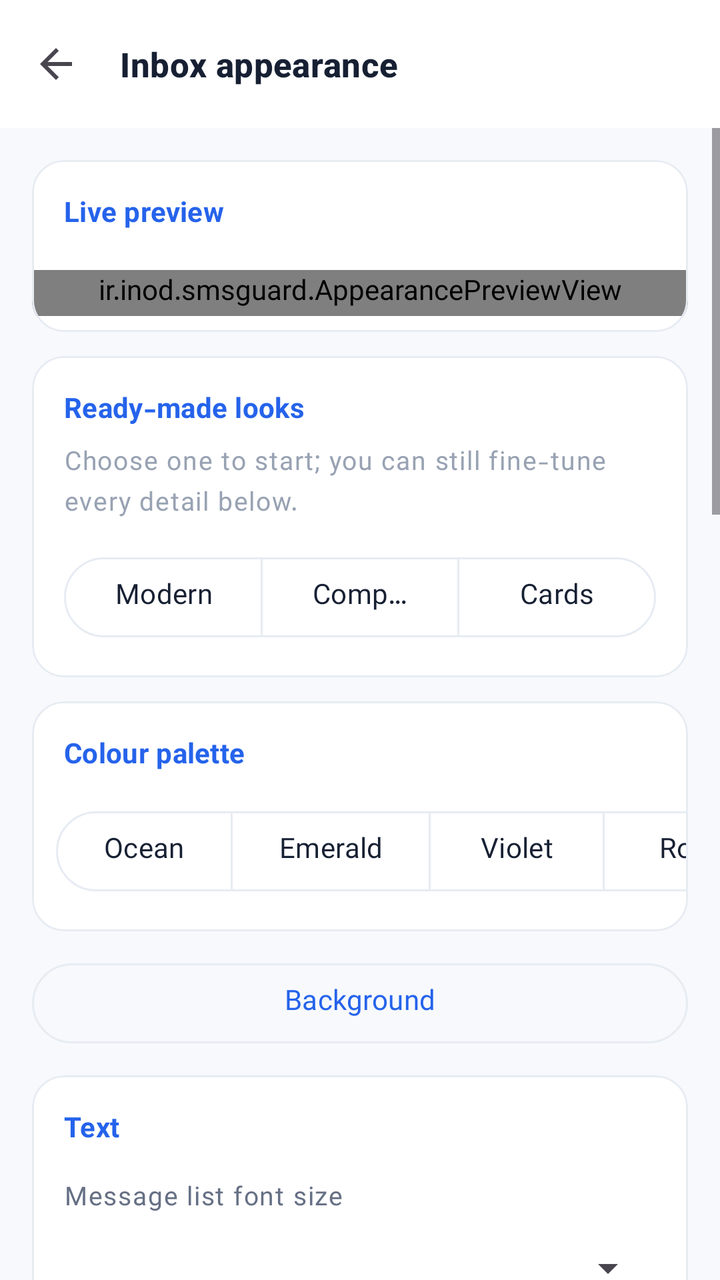
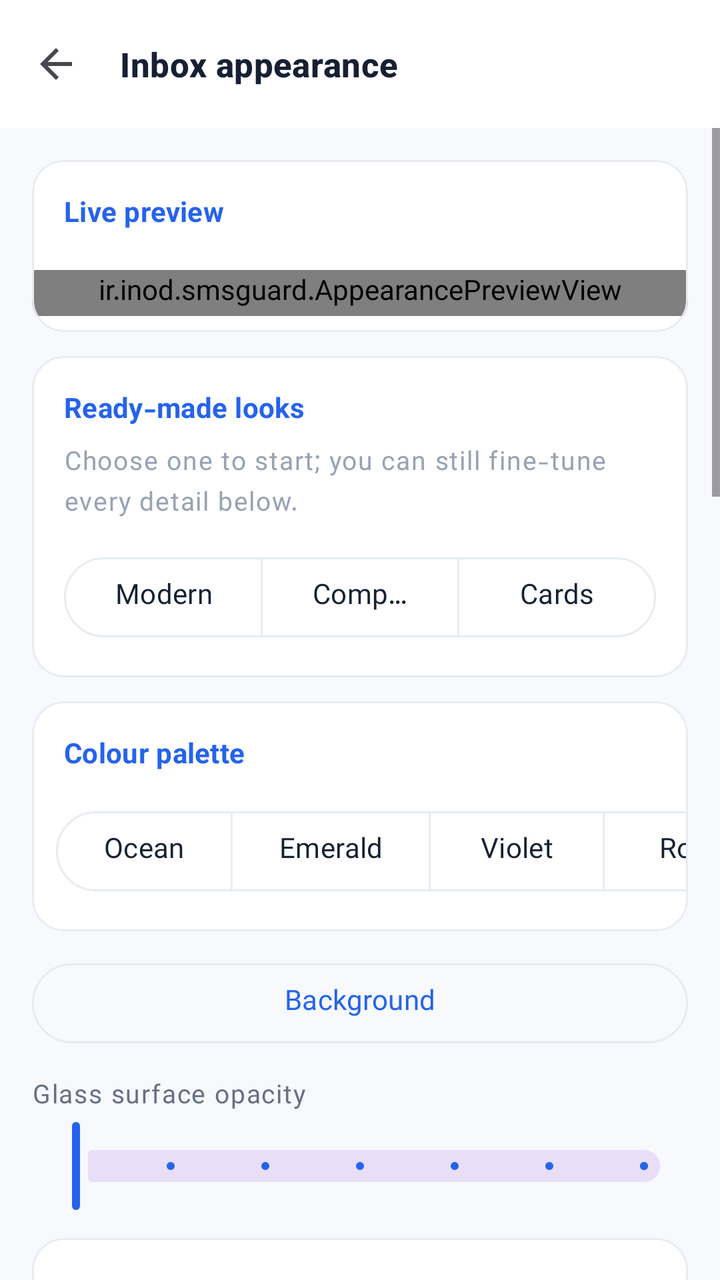

An Android layout rendered at two revisions. The XML below is the earlier revision; the diff shows what the commit changed to produce the second picture.
<!-- AndroidManifest.xml: application theme Theme.SmsGuard -->
<!-- res/layout/activity_appearance.xml -->
<?xml version="1.0" encoding="utf-8"?>
<LinearLayout xmlns:android="http://schemas.android.com/apk/res/android"
    xmlns:app="http://schemas.android.com/apk/res-auto"
    android:layout_width="match_parent"
    android:layout_height="match_parent"
    android:background="@color/screen_bg"
    android:orientation="vertical">

    <com.google.android.material.appbar.MaterialToolbar
        android:id="@+id/toolbar"
        android:layout_width="match_parent"
        android:layout_height="@dimen/appbar_height"
        android:background="@color/card_bg"
        app:navigationIcon="?attr/homeAsUpIndicator"
        app:title="@string/appearance_section"
        app:titleTextAppearance="@style/TextAppearance.SmsGuard.Title"
        app:titleTextColor="@color/text_primary" />

    <ScrollView
        android:layout_width="match_parent"
        android:layout_height="0dp"
        android:layout_weight="1"
        android:clipToPadding="false"
        android:paddingBottom="@dimen/space_24">

        <LinearLayout
            android:layout_width="match_parent"
            android:layout_height="wrap_content"
            android:orientation="vertical"
            android:padding="@dimen/gutter">

            
            <com.google.android.material.card.MaterialCardView
                style="@style/Widget.SmsGuard.Card"
                android:layout_width="match_parent"
                android:layout_height="wrap_content">

                <LinearLayout
                    android:layout_width="match_parent"
                    android:layout_height="wrap_content"
                    android:orientation="vertical"
                    android:paddingBottom="@dimen/space_8">

                    <TextView
                        android:layout_width="match_parent"
                        android:layout_height="wrap_content"
                        android:padding="@dimen/space_16"
                        android:text="@string/preview_title"
                        android:textAppearance="@style/TextAppearance.SmsGuard.Section" />

                    <ir.inod.smsguard.AppearancePreviewView
                        android:id="@+id/preview"
                        android:layout_width="match_parent"
                        android:layout_height="wrap_content" />
                </LinearLayout>
            </com.google.android.material.card.MaterialCardView>

            
            <com.google.android.material.card.MaterialCardView
                style="@style/Widget.SmsGuard.Card"
                android:layout_width="match_parent"
                android:layout_height="wrap_content"
                android:layout_marginTop="@dimen/space_12">

                <LinearLayout
                    android:layout_width="match_parent"
                    android:layout_height="wrap_content"
                    android:orientation="vertical"
                    android:padding="@dimen/space_16">

                    <TextView
                        android:layout_width="match_parent"
                        android:layout_height="wrap_content"
                        android:text="@string/appearance_presets"
                        android:textAppearance="@style/TextAppearance.SmsGuard.Section" />

                    <TextView
                        android:layout_width="match_parent"
                        android:layout_height="wrap_content"
                        android:layout_marginTop="@dimen/space_4"
                        android:text="@string/appearance_presets_hint"
                        android:textAppearance="@style/TextAppearance.SmsGuard.Hint" />

                    <com.google.android.material.button.MaterialButtonToggleGroup
                        android:id="@+id/presetGroup"
                        android:layout_width="match_parent"
                        android:layout_height="wrap_content"
                        android:layout_marginTop="@dimen/space_12"
                        app:selectionRequired="false"
                        app:singleSelection="true">

                        <com.google.android.material.button.MaterialButton
                            android:id="@+id/buttonPresetModern"
                            style="@style/Widget.Material3.Button.OutlinedButton"
                            android:layout_width="0dp"
                            android:layout_height="wrap_content"
                            android:layout_weight="1"
                            android:minHeight="@dimen/touch_target"
                            android:text="@string/preset_modern" />

                        <com.google.android.material.button.MaterialButton
                            android:id="@+id/buttonPresetCompact"
                            style="@style/Widget.Material3.Button.OutlinedButton"
                            android:layout_width="0dp"
                            android:layout_height="wrap_content"
                            android:layout_weight="1"
                            android:minHeight="@dimen/touch_target"
                            android:text="@string/preset_compact" />

                        <com.google.android.material.button.MaterialButton
                            android:id="@+id/buttonPresetCards"
                            style="@style/Widget.Material3.Button.OutlinedButton"
                            android:layout_width="0dp"
                            android:layout_height="wrap_content"
                            android:layout_weight="1"
                            android:minHeight="@dimen/touch_target"
                            android:text="@string/preset_cards" />
                    </com.google.android.material.button.MaterialButtonToggleGroup>
                </LinearLayout>
            </com.google.android.material.card.MaterialCardView>

            <com.google.android.material.card.MaterialCardView
                style="@style/Widget.SmsGuard.Card"
                android:layout_width="match_parent"
                android:layout_height="wrap_content"
                android:layout_marginTop="@dimen/space_12">

                <LinearLayout
                    android:layout_width="match_parent"
                    android:layout_height="wrap_content"
                    android:orientation="vertical"
                    android:paddingTop="@dimen/space_16"
                    android:paddingBottom="@dimen/space_16">

                    <TextView
                        android:layout_width="match_parent"
                        android:layout_height="wrap_content"
                        android:paddingStart="@dimen/space_16"
                        android:paddingEnd="@dimen/space_16"
                        android:text="@string/color_palettes"
                        android:textAppearance="@style/TextAppearance.SmsGuard.Section" />

                    <HorizontalScrollView
                        android:layout_width="match_parent"
                        android:layout_height="wrap_content"
                        android:layout_marginTop="@dimen/space_12"
                        android:clipToPadding="false"
                        android:paddingStart="@dimen/space_12"
                        android:paddingEnd="@dimen/space_12"
                        android:scrollbars="none">

                        <com.google.android.material.button.MaterialButtonToggleGroup
                            android:id="@+id/paletteGroup"
                            android:layout_width="wrap_content"
                            android:layout_height="wrap_content"
                            app:selectionRequired="true"
                            app:singleSelection="true">

                            <com.google.android.material.button.MaterialButton android:id="@+id/buttonPaletteOcean" style="@style/Widget.Material3.Button.OutlinedButton" android:layout_width="wrap_content" android:layout_height="wrap_content" android:text="@string/palette_ocean" />
                            <com.google.android.material.button.MaterialButton android:id="@+id/buttonPaletteEmerald" style="@style/Widget.Material3.Button.OutlinedButton" android:layout_width="wrap_content" android:layout_height="wrap_content" android:text="@string/palette_emerald" />
                            <com.google.android.material.button.MaterialButton android:id="@+id/buttonPaletteViolet" style="@style/Widget.Material3.Button.OutlinedButton" android:layout_width="wrap_content" android:layout_height="wrap_content" android:text="@string/palette_violet" />
                            <com.google.android.material.button.MaterialButton android:id="@+id/buttonPaletteRose" style="@style/Widget.Material3.Button.OutlinedButton" android:layout_width="wrap_content" android:layout_height="wrap_content" android:text="@string/palette_rose" />
                            <com.google.android.material.button.MaterialButton android:id="@+id/buttonPaletteAmber" style="@style/Widget.Material3.Button.OutlinedButton" android:layout_width="wrap_content" android:layout_height="wrap_content" android:text="@string/palette_amber" />
                            <com.google.android.material.button.MaterialButton android:id="@+id/buttonPaletteIndigo" style="@style/Widget.Material3.Button.OutlinedButton" android:layout_width="wrap_content" android:layout_height="wrap_content" android:text="@string/palette_indigo" />
                            <com.google.android.material.button.MaterialButton android:id="@+id/buttonPaletteCoral" style="@style/Widget.Material3.Button.OutlinedButton" android:layout_width="wrap_content" android:layout_height="wrap_content" android:text="@string/palette_coral" />
                            <com.google.android.material.button.MaterialButton android:id="@+id/buttonPaletteLime" style="@style/Widget.Material3.Button.OutlinedButton" android:layout_width="wrap_content" android:layout_height="wrap_content" android:text="@string/palette_lime" />
                            <com.google.android.material.button.MaterialButton android:id="@+id/buttonPaletteSky" style="@style/Widget.Material3.Button.OutlinedButton" android:layout_width="wrap_content" android:layout_height="wrap_content" android:text="@string/palette_sky" />
                            <com.google.android.material.button.MaterialButton android:id="@+id/buttonPaletteSunset" style="@style/Widget.Material3.Button.OutlinedButton" android:layout_width="wrap_content" android:layout_height="wrap_content" android:text="@string/palette_sunset" />
                        </com.google.android.material.button.MaterialButtonToggleGroup>
                    </HorizontalScrollView>
                </LinearLayout>
            </com.google.android.material.card.MaterialCardView>

            
            <com.google.android.material.button.MaterialButton
                android:id="@+id/buttonBackground"
                style="@style/Widget.Material3.Button.OutlinedButton"
                android:layout_width="match_parent"
                android:layout_height="wrap_content"
                android:layout_marginTop="@dimen/space_12"
                android:text="@string/background_style" />

            <com.google.android.material.card.MaterialCardView
                style="@style/Widget.SmsGuard.Card"
                android:layout_width="match_parent"
                android:layout_height="wrap_content"
                android:layout_marginTop="@dimen/space_12">

                <LinearLayout
                    android:layout_width="match_parent"
                    android:layout_height="wrap_content"
                    android:orientation="vertical"
                    android:padding="@dimen/space_16">

                    <TextView
                        android:layout_width="match_parent"
                        android:layout_height="wrap_content"
                        android:text="@string/text_section"
                        android:textAppearance="@style/TextAppearance.SmsGuard.Section" />

                    <TextView
                        android:layout_width="match_parent"
                        android:layout_height="wrap_content"
                        android:layout_marginTop="@dimen/space_12"
                        android:text="@string/list_font"
                        android:textAppearance="@style/TextAppearance.SmsGuard.Label" />

                    <Spinner
                        android:id="@+id/spinnerListFont"
                        style="@style/Widget.SmsGuard.Spinner"
                        android:layout_width="match_parent"
                        android:layout_height="wrap_content" />

                    <TextView
                        android:layout_width="match_parent"
                        android:layout_height="wrap_content"
                        android:layout_marginTop="@dimen/space_12"
                        android:text="@string/message_font"
                        android:textAppearance="@style/TextAppearance.SmsGuard.Label" />

                    <Spinner
                        android:id="@+id/spinnerMessageFont"
                        style="@style/Widget.SmsGuard.Spinner"
                        android:layout_width="match_parent"
                        android:layout_height="wrap_content" />
                </LinearLayout>
            </com.google.android.material.card.MaterialCardView>

            
            <com.google.android.material.card.MaterialCardView
                style="@style/Widget.SmsGuard.Card"
                android:layout_width="match_parent"
                android:layout_height="wrap_content"
                android:layout_marginTop="@dimen/space_12">

                <LinearLayout
                    android:layout_width="match_parent"
                    android:layout_height="wrap_content"
                    android:orientation="vertical"
                    android:padding="@dimen/space_16">

                    <TextView
                        android:layout_width="match_parent"
                        android:layout_height="wrap_content"
                        android:text="@string/row_style_section"
                        android:textAppearance="@style/TextAppearance.SmsGuard.Section" />

                    <Spinner
                        android:id="@+id/spinnerRowStyle"
                        style="@style/Widget.SmsGuard.Spinner"
                        android:layout_width="match_parent"
                        android:layout_height="wrap_content"
                        android:layout_marginTop="@dimen/space_8" />

                    <TextView
                        android:id="@+id/textRowStyleHint"
                        android:layout_width="match_parent"
                        android:layout_height="wrap_content"
                        android:textAppearance="@style/TextAppearance.SmsGuard.Label" />

                    <com.google.android.material.divider.MaterialDivider
                        android:layout_width="match_parent"
                        android:layout_height="wrap_content"
                        android:layout_marginTop="@dimen/space_12" />

                    <TextView
                        android:layout_width="match_parent"
                        android:layout_height="wrap_content"
                        android:layout_marginTop="@dimen/space_12"
                        android:text="@string/message_style"
                        android:textAppearance="@style/TextAppearance.SmsGuard.Label" />

                    <Spinner
                        android:id="@+id/spinnerMessageStyle"
                        style="@style/Widget.SmsGuard.Spinner"
                        android:layout_width="match_parent"
                        android:layout_height="wrap_content" />
                </LinearLayout>
            </com.google.android.material.card.MaterialCardView>

            
            <com.google.android.material.card.MaterialCardView
                style="@style/Widget.SmsGuard.Card"
                android:layout_width="match_parent"
                android:layout_height="wrap_content"
                android:layout_marginTop="@dimen/space_12">

                <LinearLayout
                    android:layout_width="match_parent"
                    android:layout_height="wrap_content"
                    android:orientation="vertical"
                    android:padding="@dimen/space_16">

                    <TextView
                        android:layout_width="match_parent"
                        android:layout_height="wrap_content"
                        android:text="@string/spacing_section"
                        android:textAppearance="@style/TextAppearance.SmsGuard.Section" />

                    <TextView
                        android:layout_width="match_parent"
                        android:layout_height="wrap_content"
                        android:layout_marginTop="@dimen/space_12"
                        android:text="@string/row_padding"
                        android:textAppearance="@style/TextAppearance.SmsGuard.Label" />

                    <com.google.android.material.slider.Slider
                        android:id="@+id/sliderRowPadding"
                        android:layout_width="match_parent"
                        android:layout_height="wrap_content"
                        android:stepSize="2"
                        android:valueFrom="4"
                        android:valueTo="28" />

                    <TextView
                        android:layout_width="match_parent"
                        android:layout_height="wrap_content"
                        android:text="@string/row_spacing"
                        android:textAppearance="@style/TextAppearance.SmsGuard.Label" />

                    <com.google.android.material.slider.Slider
                        android:id="@+id/sliderRowSpacing"
                        android:layout_width="match_parent"
                        android:layout_height="wrap_content"
                        android:stepSize="1"
                        android:valueFrom="0"
                        android:valueTo="20" />

                    <TextView
                        android:layout_width="match_parent"
                        android:layout_height="wrap_content"
                        android:text="@string/row_inset"
                        android:textAppearance="@style/TextAppearance.SmsGuard.Label" />

                    <com.google.android.material.slider.Slider
                        android:id="@+id/sliderRowInset"
                        android:layout_width="match_parent"
                        android:layout_height="wrap_content"
                        android:stepSize="1"
                        android:valueFrom="0"
                        android:valueTo="16" />

                    <TextView
                        android:layout_width="match_parent"
                        android:layout_height="wrap_content"
                        android:text="@string/list_padding"
                        android:textAppearance="@style/TextAppearance.SmsGuard.Label" />

                    <com.google.android.material.slider.Slider
                        android:id="@+id/sliderListPadding"
                        android:layout_width="match_parent"
                        android:layout_height="wrap_content"
                        android:stepSize="2"
                        android:valueFrom="0"
                        android:valueTo="40" />

                    <TextView
                        android:layout_width="match_parent"
                        android:layout_height="wrap_content"
                        android:text="@string/message_spacing"
                        android:textAppearance="@style/TextAppearance.SmsGuard.Label" />

                    <com.google.android.material.slider.Slider
                        android:id="@+id/sliderMessageSpacing"
                        android:layout_width="match_parent"
                        android:layout_height="wrap_content"
                        android:stepSize="1"
                        android:valueFrom="0"
                        android:valueTo="16" />

                    <TextView
                        android:layout_width="match_parent"
                        android:layout_height="wrap_content"
                        android:text="@string/bubble_radius"
                        android:textAppearance="@style/TextAppearance.SmsGuard.Label" />

                    <com.google.android.material.slider.Slider
                        android:id="@+id/sliderBubbleRadius"
                        android:layout_width="match_parent"
                        android:layout_height="wrap_content"
                        android:stepSize="2"
                        android:valueFrom="0"
                        android:valueTo="24" />
                </LinearLayout>
            </com.google.android.material.card.MaterialCardView>

            
            <com.google.android.material.card.MaterialCardView
                style="@style/Widget.SmsGuard.Card"
                android:layout_width="match_parent"
                android:layout_height="wrap_content"
                android:layout_marginTop="@dimen/space_12">

                <LinearLayout
                    android:layout_width="match_parent"
                    android:layout_height="wrap_content"
                    android:orientation="vertical"
                    android:padding="@dimen/space_16">

                    <com.google.android.material.materialswitch.MaterialSwitch
                        android:id="@+id/switchDividers"
                        android:layout_width="match_parent"
                        android:layout_height="wrap_content"
                        android:minHeight="@dimen/touch_target"
                        android:text="@string/show_dividers" />

                    <com.google.android.material.materialswitch.MaterialSwitch
                        android:id="@+id/switchChips"
                        android:layout_width="match_parent"
                        android:layout_height="wrap_content"
                        android:minHeight="@dimen/touch_target"
                        android:text="@string/show_chips" />
                </LinearLayout>
            </com.google.android.material.card.MaterialCardView>

            <com.google.android.material.button.MaterialButton
                android:id="@+id/buttonReset"
                style="@style/Widget.Material3.Button.OutlinedButton"
                android:layout_width="match_parent"
                android:layout_height="wrap_content"
                android:layout_marginTop="@dimen/space_16"
                android:minHeight="@dimen/touch_target"
                android:text="@string/reset_appearance" />
        </LinearLayout>
    </ScrollView>

</LinearLayout>
<!-- resources referenced by this layout -->
<resources>
  <color name="card_bg">#FFFFFF</color>
  <color name="screen_bg">#F7F9FC</color>
  <color name="text_primary">#172033</color>
  <dimen name="appbar_height">64dp</dimen>
  <dimen name="gutter">16dp</dimen>
  <dimen name="space_12">12dp</dimen>
  <dimen name="space_16">16dp</dimen>
  <dimen name="space_24">24dp</dimen>
  <dimen name="space_4">4dp</dimen>
  <dimen name="space_8">8dp</dimen>
  <dimen name="touch_target">48dp</dimen>
  <string name="appearance_presets">Ready-made looks</string>
  <string name="appearance_presets_hint">Choose one to start; you can still fine-tune every detail below.</string>
  <string name="appearance_section">Inbox appearance</string>
  <string name="background_style">Background</string>
  <string name="bubble_radius">Bubble corner radius</string>
  <string name="color_palettes">Colour palette</string>
  <string name="list_font">Message list font size</string>
  <string name="list_padding">Empty space above and below the list</string>
  <string name="message_font">Conversation font size</string>
  <string name="message_spacing">Gap between messages</string>
  <string name="message_style">Bubble background</string>
  <string name="palette_amber">Amber</string>
  <string name="palette_coral">Coral</string>
  <string name="palette_emerald">Emerald</string>
  <string name="palette_indigo">Indigo</string>
  <string name="palette_lime">Lime</string>
  <string name="palette_ocean">Ocean</string>
  <string name="palette_rose">Rose</string>
  <string name="palette_sky">Sky</string>
  <string name="palette_sunset">Sunset</string>
  <string name="palette_violet">Violet</string>
  <string name="preset_cards">Cards</string>
  <string name="preset_compact">Compact</string>
  <string name="preset_modern">Modern</string>
  <string name="preview_title">Live preview</string>
  <string name="reset_appearance">Reset to defaults</string>
  <string name="row_inset">Side margin of rows</string>
  <string name="row_padding">Row vertical padding</string>
  <string name="row_spacing">Gap between rows</string>
  <string name="row_style_section">Message row background</string>
  <string name="show_chips">Show category chips on the inbox</string>
  <string name="show_dividers">Show row dividers</string>
  <string name="spacing_section">Spacing</string>
  <string name="text_section">Text</string>
  <style name="TextAppearance.SmsGuard.Hint" parent="TextAppearance.Material3.LabelSmall">
          <item name="android:textSize">@dimen/text_label</item>
          <item name="android:textColor">@color/text_muted</item>
      </style>
  <style name="TextAppearance.SmsGuard.Section" parent="TextAppearance.Material3.LabelLarge">
          <item name="android:textColor">@color/colorPrimary</item>
          <item name="android:textStyle">bold</item>
      </style>
  <dimen name="text_label">13sp</dimen>
  <color name="text_muted">#98A2B3</color>
  <color name="text_secondary">#667085</color>
  <color name="colorPrimary">@color/blue_500</color>
  <dimen name="text_title">17sp</dimen>
  <dimen name="radius_lg">16dp</dimen>
  <color name="divider">#E7ECF3</color>
  <dimen name="text_body">16sp</dimen>
  <color name="blue_500">#2563EB</color>
  <color name="blue_100">#DBEAFE</color>
  <color name="blue_900">#172554</color>
  <color name="blue_600">#1D4ED8</color>
  <style name="Shape.SmsGuard.Small" parent="ShapeAppearance.Material3.Corner.Small">
          <item name="cornerSize">@dimen/radius_sm</item>
      </style>
  <style name="Shape.SmsGuard.Medium" parent="ShapeAppearance.Material3.Corner.Medium">
          <item name="cornerSize">@dimen/radius_md</item>
      </style>
  <style name="Shape.SmsGuard.Large" parent="ShapeAppearance.Material3.Corner.Large">
          <item name="cornerSize">@dimen/radius_lg</item>
      </style>
  <dimen name="radius_sm">10dp</dimen>
  <dimen name="radius_md">12dp</dimen>
</resources>

<!-- the commit's change to res/layout/activity_appearance.xml (unified diff, before → after) -->
@@ -180,6 +180,21 @@
                 android:layout_marginTop="@dimen/space_12"
                 android:text="@string/background_style" />
 
+            <TextView
+                android:layout_width="match_parent"
+                android:layout_height="wrap_content"
+                android:layout_marginTop="12dp"
+                android:text="@string/glass_opacity"
+                android:textAppearance="@style/TextAppearance.SmsGuard.Label" />
+
+            <com.google.android.material.slider.Slider
+                android:id="@+id/sliderSurfaceOpacity"
+                android:layout_width="match_parent"
+                android:layout_height="wrap_content"
+                android:stepSize="5"
+                android:valueFrom="70"
+                android:valueTo="100" />
+
             <com.google.android.material.card.MaterialCardView
                 style="@style/Widget.SmsGuard.Card"
                 android:layout_width="match_parent"
<!-- resource entries referenced after the edit -->
@@ -17,6 +17,7 @@
   <string name="background_style">Background</string>
   <string name="bubble_radius">Bubble corner radius</string>
   <string name="color_palettes">Colour palette</string>
+  <string name="glass_opacity">Glass surface opacity</string>
   <string name="list_font">Message list font size</string>
   <string name="list_padding">Empty space above and below the list</string>
   <string name="message_font">Conversation font size</string>
